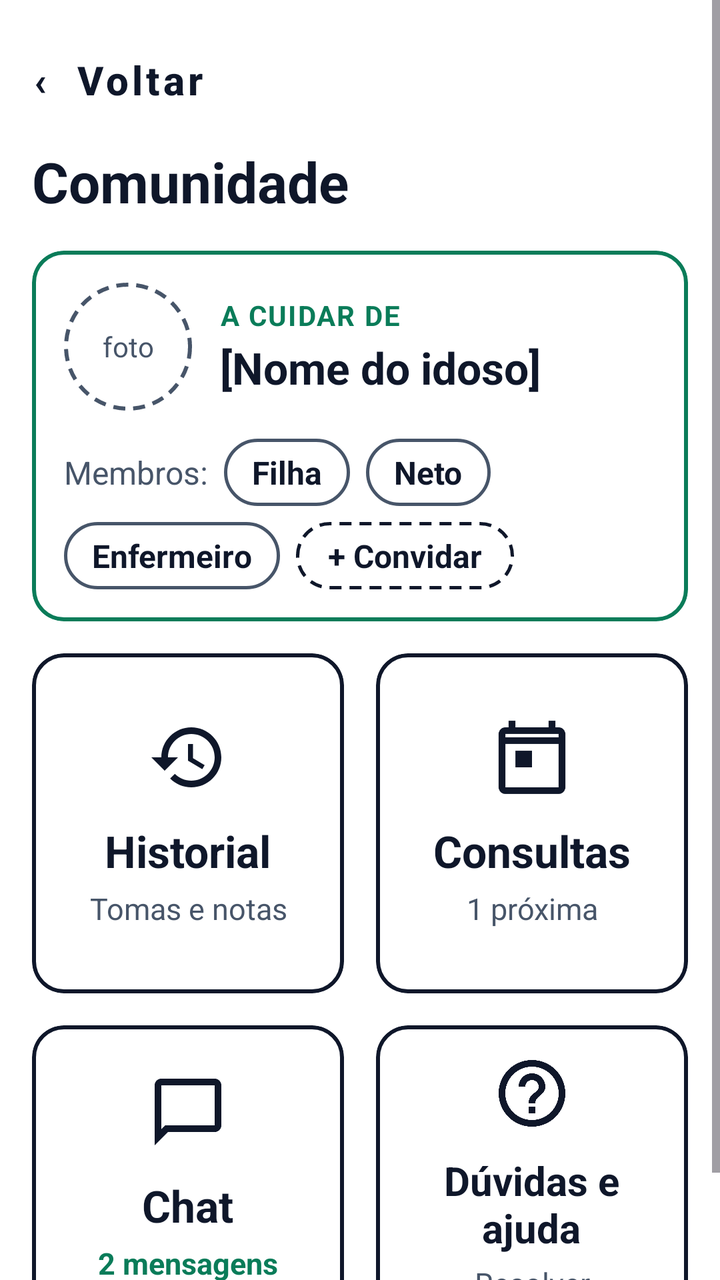
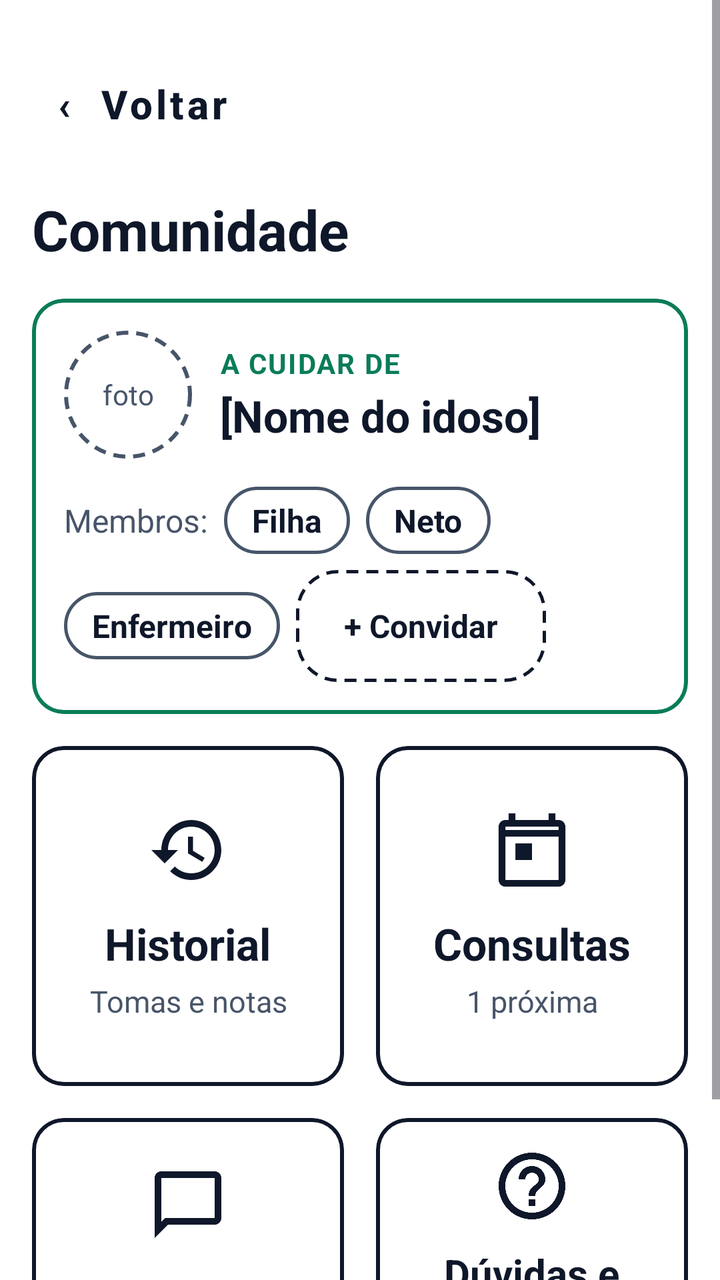

Compare the two renders of this Android layout. The source of the first and the diff that turns it into the second are given below.
<!-- AndroidManifest.xml: application theme Theme.Vital -->
<!-- res/layout/activity_comunidade.xml -->
<?xml version="1.0" encoding="utf-8"?>
<ScrollView
    xmlns:android="http://schemas.android.com/apk/res/android"
    xmlns:app="http://schemas.android.com/apk/res-auto"
    android:layout_width="match_parent"
    android:layout_height="match_parent"
    android:background="@color/white"
    android:fillViewport="true">

    <LinearLayout
        android:layout_width="match_parent"
        android:layout_height="wrap_content"
        android:orientation="vertical"
        android:padding="@dimen/margin_standard">

        
        <com.google.android.material.button.MaterialButton
            android:id="@+id/btnVoltarComunidade"
            style="@style/Widget.MaterialComponents.Button.TextButton"
            android:layout_width="wrap_content"
            android:layout_height="wrap_content"
            android:minHeight="48dp"
            android:paddingStart="0dp"
            android:text="‹  Voltar"
            android:textAllCaps="false"
            android:textColor="@color/vital_navy"
            android:textSize="20sp"
            android:textStyle="bold" />

        
        <TextView
            android:layout_width="wrap_content"
            android:layout_height="wrap_content"
            android:layout_marginTop="8dp"
            android:text="Comunidade"
            android:textColor="@color/vital_navy"
            android:textSize="28sp"
            android:textStyle="bold" />

        
        <com.google.android.material.card.MaterialCardView
            android:layout_width="match_parent"
            android:layout_height="wrap_content"
            android:layout_marginTop="16dp"
            app:cardBackgroundColor="@color/white"
            app:cardCornerRadius="16dp"
            app:cardElevation="0dp"
            app:strokeColor="@color/vital_green"
            app:strokeWidth="2dp">

            <LinearLayout
                android:layout_width="match_parent"
                android:layout_height="wrap_content"
                android:orientation="vertical"
                android:padding="16dp">

                
                <LinearLayout
                    android:layout_width="match_parent"
                    android:layout_height="wrap_content"
                    android:gravity="center_vertical"
                    android:orientation="horizontal">

                    <TextView
                        android:id="@+id/tvFotoIdoso"
                        android:layout_width="64dp"
                        android:layout_height="64dp"
                        android:background="@drawable/bg_foto_circulo"
                        android:gravity="center"
                        android:text="foto"
                        android:textColor="@color/vital_gray"
                        android:textSize="14sp" />

                    <LinearLayout
                        android:layout_width="0dp"
                        android:layout_height="wrap_content"
                        android:layout_marginStart="14dp"
                        android:layout_weight="1"
                        android:orientation="vertical">

                        <TextView
                            android:layout_width="wrap_content"
                            android:layout_height="wrap_content"
                            android:letterSpacing="0.05"
                            android:text="A CUIDAR DE"
                            android:textColor="@color/vital_green"
                            android:textSize="14sp"
                            android:textStyle="bold" />

                        <TextView
                            android:id="@+id/tvNomeIdoso"
                            android:layout_width="wrap_content"
                            android:layout_height="wrap_content"
                            android:layout_marginTop="2dp"
                            android:text="[Nome do idoso]"
                            android:textColor="@color/vital_navy"
                            android:textSize="22sp"
                            android:textStyle="bold" />
                    </LinearLayout>
                </LinearLayout>

                
                <LinearLayout
                    android:layout_width="match_parent"
                    android:layout_height="wrap_content"
                    android:layout_marginTop="14dp"
                    android:gravity="center_vertical"
                    android:orientation="horizontal">

                    <TextView
                        android:layout_width="wrap_content"
                        android:layout_height="wrap_content"
                        android:layout_marginEnd="8dp"
                        android:text="Membros:"
                        android:textColor="@color/vital_gray"
                        android:textSize="16sp" />

                    <TextView
                        android:layout_width="wrap_content"
                        android:layout_height="wrap_content"
                        android:layout_marginEnd="8dp"
                        android:background="@drawable/bg_chip_membro"
                        android:paddingHorizontal="14dp"
                        android:paddingVertical="6dp"
                        android:text="Filha"
                        android:textColor="@color/vital_navy"
                        android:textSize="16sp"
                        android:textStyle="bold" />

                    <TextView
                        android:layout_width="wrap_content"
                        android:layout_height="wrap_content"
                        android:background="@drawable/bg_chip_membro"
                        android:paddingHorizontal="14dp"
                        android:paddingVertical="6dp"
                        android:text="Neto"
                        android:textColor="@color/vital_navy"
                        android:textSize="16sp"
                        android:textStyle="bold" />
                </LinearLayout>

                
                <LinearLayout
                    android:layout_width="match_parent"
                    android:layout_height="wrap_content"
                    android:layout_marginTop="8dp"
                    android:gravity="center_vertical"
                    android:orientation="horizontal">

                    <TextView
                        android:layout_width="wrap_content"
                        android:layout_height="wrap_content"
                        android:layout_marginEnd="8dp"
                        android:background="@drawable/bg_chip_membro"
                        android:paddingHorizontal="14dp"
                        android:paddingVertical="6dp"
                        android:text="Enfermeiro"
                        android:textColor="@color/vital_navy"
                        android:textSize="16sp"
                        android:textStyle="bold" />

                    <TextView
                        android:id="@+id/btnConvidarMembro"
                        android:layout_width="wrap_content"
                        android:layout_height="wrap_content"
                        android:background="@drawable/bg_chip_convidar"
                        android:clickable="true"
                        android:focusable="true"
                        android:paddingHorizontal="16dp"
                        android:paddingVertical="6dp"
                        android:text="+ Convidar"
                        android:textColor="@color/vital_navy"
                        android:textSize="16sp"
                        android:textStyle="bold" />
                </LinearLayout>

            </LinearLayout>
        </com.google.android.material.card.MaterialCardView>

        
        <LinearLayout
            android:layout_width="match_parent"
            android:layout_height="wrap_content"
            android:layout_marginTop="16dp"
            android:orientation="horizontal">

            
            <com.google.android.material.card.MaterialCardView
                android:id="@+id/cardHistorial"
                android:layout_width="0dp"
                android:layout_height="170dp"
                android:layout_marginEnd="8dp"
                android:layout_weight="1"
                android:clickable="true"
                android:focusable="true"
                app:cardBackgroundColor="@color/white"
                app:cardCornerRadius="16dp"
                app:cardElevation="0dp"
                app:strokeColor="@color/vital_navy"
                app:strokeWidth="2dp">

                <LinearLayout
                    android:layout_width="match_parent"
                    android:layout_height="match_parent"
                    android:gravity="center"
                    android:orientation="vertical"
                    android:padding="14dp">

                    <ImageView
                        android:layout_width="40dp"
                        android:layout_height="40dp"
                        android:contentDescription="Historial"
                        android:src="@drawable/ic_history"
                        app:tint="@color/vital_navy" />

                    <TextView
                        android:layout_width="wrap_content"
                        android:layout_height="wrap_content"
                        android:layout_marginTop="12dp"
                        android:text="Historial"
                        android:textColor="@color/vital_navy"
                        android:textSize="22sp"
                        android:textStyle="bold" />

                    <TextView
                        android:layout_width="wrap_content"
                        android:layout_height="wrap_content"
                        android:layout_marginTop="4dp"
                        android:gravity="center"
                        android:text="Tomas e notas"
                        android:textColor="@color/vital_gray"
                        android:textSize="15sp" />
                </LinearLayout>
            </com.google.android.material.card.MaterialCardView>

            
            <com.google.android.material.card.MaterialCardView
                android:id="@+id/cardConsultas"
                android:layout_width="0dp"
                android:layout_height="170dp"
                android:layout_marginStart="8dp"
                android:layout_weight="1"
                android:clickable="true"
                android:focusable="true"
                app:cardBackgroundColor="@color/white"
                app:cardCornerRadius="16dp"
                app:cardElevation="0dp"
                app:strokeColor="@color/vital_navy"
                app:strokeWidth="2dp">

                <LinearLayout
                    android:layout_width="match_parent"
                    android:layout_height="match_parent"
                    android:gravity="center"
                    android:orientation="vertical"
                    android:padding="14dp">

                    <ImageView
                        android:layout_width="40dp"
                        android:layout_height="40dp"
                        android:contentDescription="Consultas"
                        android:src="@drawable/ic_calendar"
                        app:tint="@color/vital_navy" />

                    <TextView
                        android:layout_width="wrap_content"
                        android:layout_height="wrap_content"
                        android:layout_marginTop="12dp"
                        android:text="Consultas"
                        android:textColor="@color/vital_navy"
                        android:textSize="22sp"
                        android:textStyle="bold" />

                    <TextView
                        android:id="@+id/tvResumoConsultas"
                        android:layout_width="wrap_content"
                        android:layout_height="wrap_content"
                        android:layout_marginTop="4dp"
                        android:gravity="center"
                        android:text="1 próxima"
                        android:textColor="@color/vital_gray"
                        android:textSize="15sp" />
                </LinearLayout>
            </com.google.android.material.card.MaterialCardView>
        </LinearLayout>

        
        <LinearLayout
            android:layout_width="match_parent"
            android:layout_height="wrap_content"
            android:layout_marginTop="16dp"
            android:orientation="horizontal">

            
            <com.google.android.material.card.MaterialCardView
                android:id="@+id/cardChat"
                android:layout_width="0dp"
                android:layout_height="170dp"
                android:layout_marginEnd="8dp"
                android:layout_weight="1"
                android:clickable="true"
                android:focusable="true"
                app:cardBackgroundColor="@color/white"
                app:cardCornerRadius="16dp"
                app:cardElevation="0dp"
                app:strokeColor="@color/vital_navy"
                app:strokeWidth="2dp">

                <LinearLayout
                    android:layout_width="match_parent"
                    android:layout_height="match_parent"
                    android:gravity="center"
                    android:orientation="vertical"
                    android:padding="14dp">

                    <ImageView
                        android:layout_width="40dp"
                        android:layout_height="40dp"
                        android:contentDescription="Chat"
                        android:src="@drawable/ic_chat"
                        app:tint="@color/vital_navy" />

                    <TextView
                        android:layout_width="wrap_content"
                        android:layout_height="wrap_content"
                        android:layout_marginTop="12dp"
                        android:text="Chat"
                        android:textColor="@color/vital_navy"
                        android:textSize="22sp"
                        android:textStyle="bold" />

                    <TextView
                        android:id="@+id/tvMensagensNovas"
                        android:layout_width="wrap_content"
                        android:layout_height="wrap_content"
                        android:layout_marginTop="4dp"
                        android:gravity="center"
                        android:text="2 mensagens\nnovas"
                        android:textColor="@color/vital_green"
                        android:textSize="15sp"
                        android:textStyle="bold" />
                </LinearLayout>
            </com.google.android.material.card.MaterialCardView>

            
            <com.google.android.material.card.MaterialCardView
                android:id="@+id/cardDuvidas"
                android:layout_width="0dp"
                android:layout_height="170dp"
                android:layout_marginStart="8dp"
                android:layout_weight="1"
                android:clickable="true"
                android:focusable="true"
                app:cardBackgroundColor="@color/white"
                app:cardCornerRadius="16dp"
                app:cardElevation="0dp"
                app:strokeColor="@color/vital_navy"
                app:strokeWidth="2dp">

                <LinearLayout
                    android:layout_width="match_parent"
                    android:layout_height="match_parent"
                    android:gravity="center"
                    android:orientation="vertical"
                    android:padding="14dp">

                    <ImageView
                        android:layout_width="40dp"
                        android:layout_height="40dp"
                        android:contentDescription="Dúvidas e ajuda"
                        android:src="@drawable/ic_help"
                        app:tint="@color/vital_navy" />

                    <TextView
                        android:layout_width="wrap_content"
                        android:layout_height="wrap_content"
                        android:layout_marginTop="10dp"
                        android:gravity="center"
                        android:text="Dúvidas e\najuda"
                        android:textColor="@color/vital_navy"
                        android:textSize="20sp"
                        android:textStyle="bold" />

                    <TextView
                        android:layout_width="wrap_content"
                        android:layout_height="wrap_content"
                        android:layout_marginTop="4dp"
                        android:gravity="center"
                        android:text="Resolver\nproblemas"
                        android:textColor="@color/vital_gray"
                        android:textSize="15sp" />
                </LinearLayout>
            </com.google.android.material.card.MaterialCardView>
        </LinearLayout>

    </LinearLayout>
</ScrollView>
<!-- resources referenced by this layout -->
<resources>
  <color name="vital_gray">#475569</color>
  <color name="vital_green">#0A7C59</color>
  <color name="vital_navy">#0F172A</color>
  <color name="white">#FFFFFF</color>
  <dimen name="margin_standard">16dp</dimen>
  <!-- drawable bg_chip_convidar (drawable) -->
  <?xml version="1.0" encoding="utf-8"?>
  <shape xmlns:android="http://schemas.android.com/apk/res/android"
      android:shape="rectangle">
      <solid android:color="@color/white" />
      <corners android:radius="20dp" />
      <stroke
          android:width="1.5dp"
          android:color="@color/vital_navy"
          android:dashWidth="6dp"
          android:dashGap="4dp" />
  </shape>
  <!-- drawable bg_chip_membro (drawable) -->
  <?xml version="1.0" encoding="utf-8"?>
  <shape xmlns:android="http://schemas.android.com/apk/res/android"
      android:shape="rectangle">
      <solid android:color="@color/white" />
      <corners android:radius="20dp" />
      <stroke
          android:width="1.5dp"
          android:color="@color/vital_gray" />
  </shape>
  <!-- drawable bg_foto_circulo (drawable) -->
  <?xml version="1.0" encoding="utf-8"?>
  <shape xmlns:android="http://schemas.android.com/apk/res/android"
      android:shape="oval">
      <solid android:color="@color/white" />
      <stroke
          android:width="2dp"
          android:color="@color/vital_gray"
          android:dashWidth="6dp"
          android:dashGap="4dp" />
  </shape>
  <!-- drawable ic_calendar (drawable) -->
  <vector xmlns:android="http://schemas.android.com/apk/res/android"
      android:width="24dp"
      android:height="24dp"
      android:viewportWidth="24"
      android:viewportHeight="24">
    <path
        android:fillColor="#FF000000"
        android:pathData="M20,3h-1V1h-2v2H7V1H5v2H4c-1.1,0 -2,0.9 -2,2v16c0,1.1 0.9,2 2,2h16c1.1,0 2,-0.9 2,-2V5c0,-1.1 -0.9,-2 -2,-2zM20,21H4V8h16v13zM20,6H4V5h16v1zM7,10h5v5H7z"/>
  </vector>
  <!-- drawable ic_chat (drawable) -->
  <vector xmlns:android="http://schemas.android.com/apk/res/android"
      android:width="24dp"
      android:height="24dp"
      android:viewportWidth="24"
      android:viewportHeight="24">
    <path
        android:fillColor="#FF000000"
        android:pathData="M20,2H4c-1.1,0 -2,0.9 -2,2v18l4,-4h14c1.1,0 2,-0.9 2,-2V4c0,-1.1 -0.9,-2 -2,-2zM20,16H5.17L4,17.17V4h16v12z"/>
  </vector>
  <!-- drawable ic_help (drawable) -->
  <vector xmlns:android="http://schemas.android.com/apk/res/android"
      android:width="24dp"
      android:height="24dp"
      android:viewportWidth="24"
      android:viewportHeight="24">
    <path
        android:fillColor="#FF000000"
        android:pathData="M11,18h2v-2h-2v2zM12,2C6.48,2 2,6.48 2,12s4.48,10 10,10 10,-4.48 10,-10S17.52,2 12,2zM12,20c-4.41,0 -8,-3.59 -8,-8s3.59,-8 8,-8 8,3.59 8,8 -3.59,8 -8,8zM12,6c-2.21,0 -4,1.79 -4,4h2c0,-1.1 0.9,-2 2,-2s2,0.9 2,2c0,2 -3,1.75 -3,5h2c0,-2.25 3,-2.5 3,-5 0,-2.21 -1.79,-4 -4,-4z"/>
  </vector>
  <!-- drawable ic_history (drawable) -->
  <vector xmlns:android="http://schemas.android.com/apk/res/android"
      android:width="24dp"
      android:height="24dp"
      android:viewportWidth="24"
      android:viewportHeight="24">
    <path
        android:fillColor="#FF000000"
        android:pathData="M13,3c-4.97,0 -9,4.03 -9,9L1,12l3.89,3.89 0.07,0.14L9,12H6c0,-3.87 3.13,-7 7,-7s7,3.13 7,7 -3.13,7 -7,7c-1.93,0 -3.68,-0.79 -4.94,-2.06l-1.42,1.42C8.27,19.99 10.51,21 13,21c4.97,0 9,-4.03 9,-9s-4.03,-9 -9,-9zM12,8v5l4.28,2.54 0.72,-1.21 -3.5,-2.08V8H12z"/>
  </vector>
  <style name="Theme.Vital" parent="Base.Theme.Vital" />
  <style name="Base.Theme.Vital" parent="Theme.Material3.DayNight.NoActionBar">
          
          
      </style>
</resources>

<!-- the commit's change to res/layout/activity_comunidade.xml (unified diff, before → after) -->
@@ -19,8 +19,13 @@
             style="@style/Widget.MaterialComponents.Button.TextButton"
             android:layout_width="wrap_content"
             android:layout_height="wrap_content"
-            android:minHeight="48dp"
-            android:paddingStart="0dp"
+            android:minHeight="72dp"
+            android:minWidth="168dp"
+            android:insetTop="0dp"
+            android:insetBottom="0dp"
+            android:gravity="start|center_vertical"
+            android:paddingStart="12dp"
+            android:paddingEnd="24dp"
             android:text="‹  Voltar"
             android:textAllCaps="false"
             android:textColor="@color/vital_navy"
@@ -166,8 +171,10 @@
                         android:background="@drawable/bg_chip_convidar"
                         android:clickable="true"
                         android:focusable="true"
-                        android:paddingHorizontal="16dp"
-                        android:paddingVertical="6dp"
+                        android:gravity="center"
+                        android:minHeight="56dp"
+                        android:paddingHorizontal="24dp"
+                        android:paddingVertical="12dp"
                         android:text="+ Convidar"
                         android:textColor="@color/vital_navy"
                         android:textSize="16sp"
